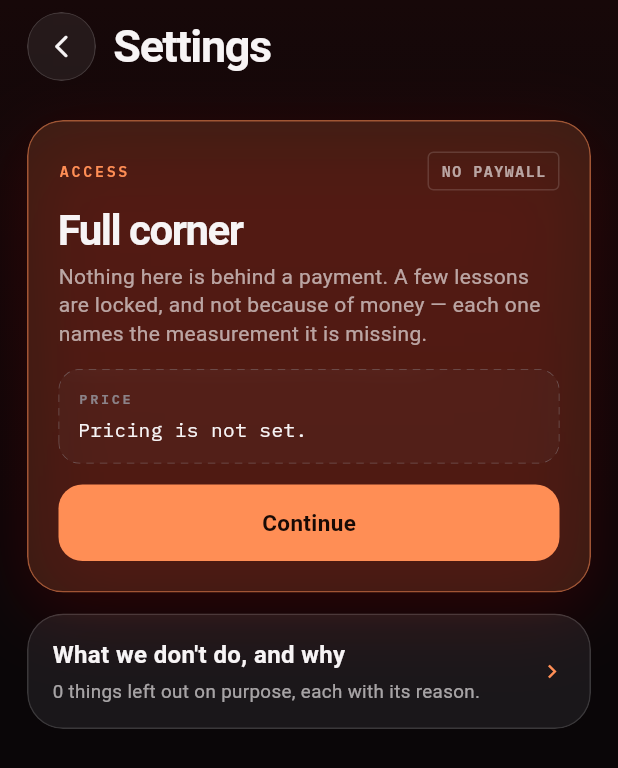
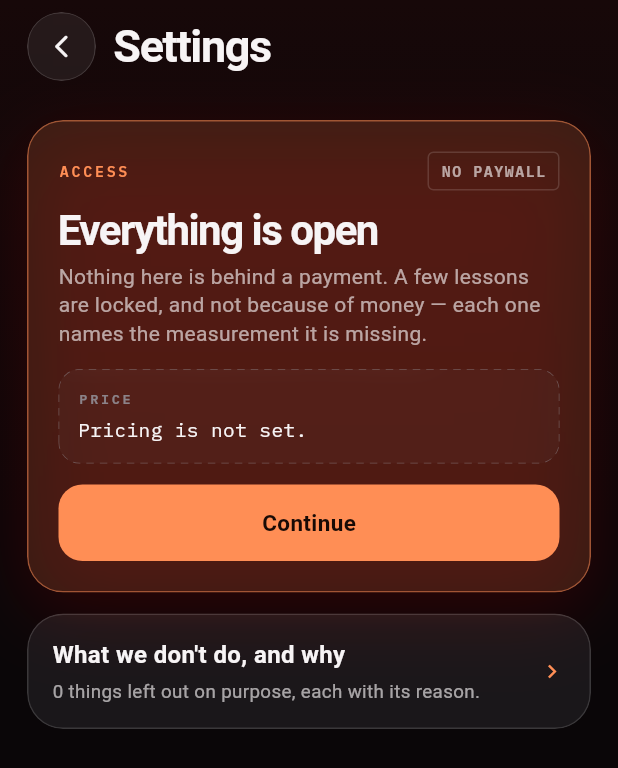
Before and after one commit to kocakkmustafa/jablab, a Flutter app: the SettingsPage screen opened directly with empty values, on a phone screen of 412 x 824 dp. Shown: the top 768 px of the screen. Run offline on Flutter 3.47's test engine with Material 3 defaults, Android fonts, the phone set to English and light mode, and no system bars; our stand-ins replace google_fonts, permission_handler; missing offline and left inert: motion_camera, motion_core; Roboto replaces fonts that are missing (Familjen Grotesk).

Commit message:
J-155: kademe SÖZCÜKLERİNİ kaldırdım, kademe ADINI bıraktım
Özne merceğini (J-154) kendi düzeltmeme tuttum ve J-152'nin eksiğini
buldum: 'SUBSCRIPTION'/'FREE PLAN' kalktı ama panelin BAŞLIĞI hâlâ
'Full corner' diyordu — bir KADEME ADI ('tam' olan varsa eksik olan da
vardır). Aynı iddia, bir satır yukarıda hayatta kalmış.

Ve 'Full corner' BAŞKA HİÇBİR YERDE geçmiyor — J-124'ün sınıfı: ürün bir
kavramı adlandırıyor, karşılığı yok. ('Corner' ürünün koçluk metaforu ve
meşru: 'Your corner calls out guard…'; sorun 'Full'.)

Yeni başlık bugünün olgusunu söylüyor: 'Everything is open'.

Kapı genişletildi (kanıta dayalı: bu ad gerçekten kademe adıydı),
mutasyonla kırmızı. Render ile doğrulandı.

app 231/231 · analyze temiz

```diff
--- a/lib/app/settings_page.dart
+++ b/lib/app/settings_page.dart
@@ -108,7 +108,21 @@ class SettingsPage extends StatelessWidget {
                         ],
                       ),
                       const SizedBox(height: 12),
-                      Text('Full corner',
+                      // J-155: başlık `Full corner` idi — bir **KADEME ADI**
+                      // ("tam" olan varsa eksik olan da vardır). J-152'de
+                      // hiyerarşi SÖZCÜKLERİNİ kaldırdım (`SUBSCRIPTION` /
+                      // `FREE PLAN`) ama **kademenin ADINI bıraktım**; aynı
+                      // iddia, bir satır yukarıda hayatta kaldı.
+                      //
+                      // Ve `Full corner` **başka hiçbir yerde geçmiyor** —
+                      // J-124'ün sınıfı: ürün bir kavramı adlandırıyor,
+                      // karşılığı yok. (*"Corner"* ürünün koçluk metaforu ve
+                      // meşru: *"Your corner calls out guard…"*; sorun
+                      // *"Full"*.)
+                      //
+                      // Yeni başlık bugünün olgusunu söylüyor — rozetle ve
+                      // altındaki cümleyle aynı şeyi, üç kez değil bir kez.
+                      Text('Everything is open',
                           style: JText.pageTitle.copyWith(fontSize: 28, letterSpacing: -1)),
                       const SizedBox(height: 8),
                       Text(
```
Also changed, not shown: 1 other file.
